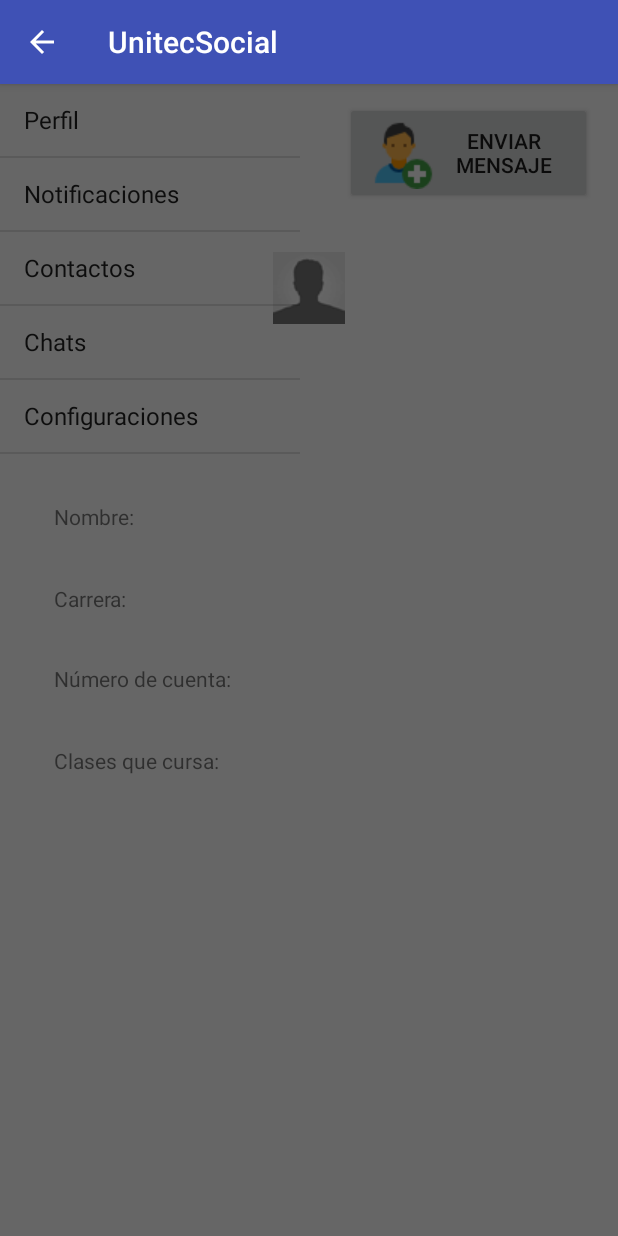
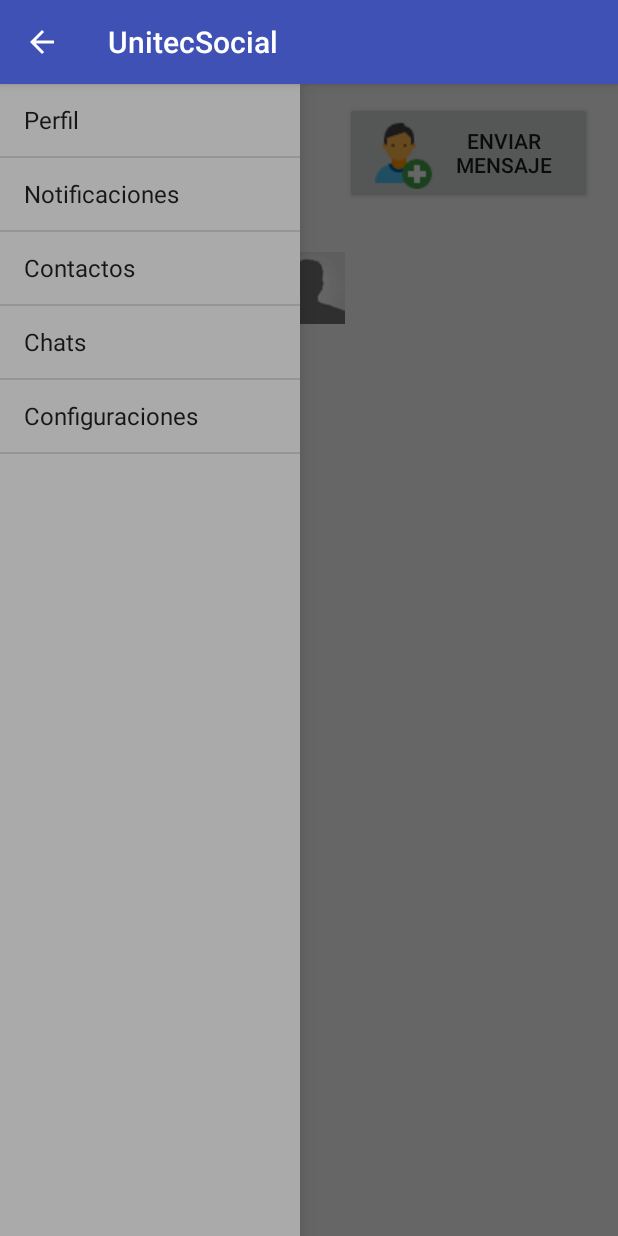
Before and after one commit to miguelhasbun/UnitecSocial, an Android app: the Perfil screen opened directly, with no data from a screen before it, with the side drawer open, on a phone screen of 412 x 824 dp. Run offline under Robolectric (Android 15) with nearby library versions, the phone set to English and light mode, and no system bars.

Commit message:
Pequeño cambio en el menú lateral

```diff
--- a/app/src/main/res/layout/activity_perfil.xml
+++ b/app/src/main/res/layout/activity_perfil.xml
@@ -124,5 +124,7 @@
         android:layout_gravity="start"
         android:id="@+id/menuLateral"
         android:layout_width="200dp"
-        android:layout_height="match_parent"></ListView>
+        android:layout_height="match_parent"
+        android:background="@android:color/darker_gray"
+        ></ListView>
 </android.support.v4.widget.DrawerLayout>
```
